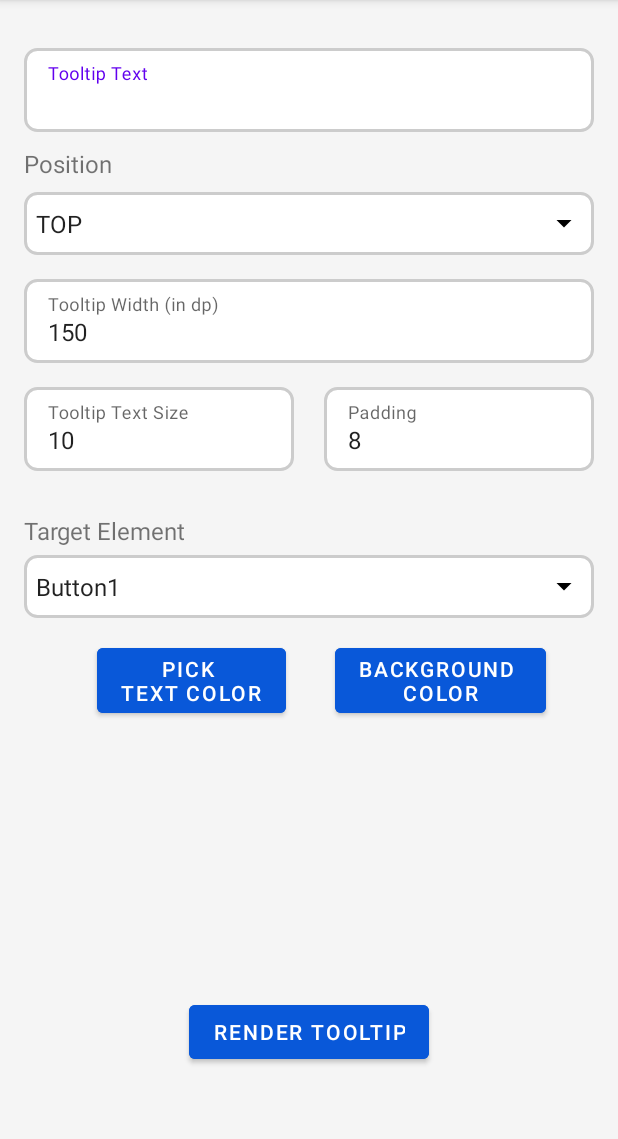
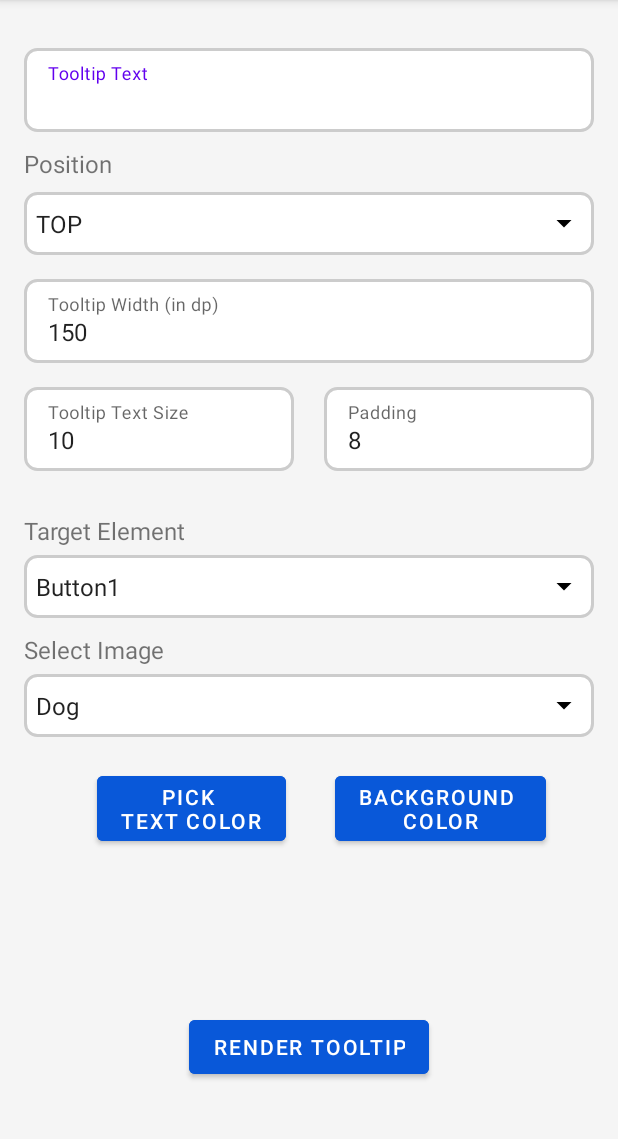
Before and after one commit to rishuyadav/tooltip_task, an Android app: the screen it shows after launch (MainActivity), on a phone screen of 412 x 824 dp, the part 84-1223 px from its top. Run offline under Robolectric (Android 15) with nearby library versions, the phone set to English and light mode, and no system bars; our stand-ins replace Room's generated code, Timber; libraries missing offline, so code that uses them is left out: com.github.dhaval2404.colorpicker; pictures from the network do not load.

Commit message:
feat: image loading and displaying feature and minor ui fixes
Signed-off-by: Rishu Yadav <rishuss1212@gmail.com>

```diff
--- a/app/build.gradle
+++ b/app/build.gradle
@@ -56,7 +56,6 @@ dependencies {
     implementation "androidx.room:room-runtime:$room_version"
     implementation "androidx.room:room-ktx:$room_version"
     annotationProcessor "androidx.room:room-compiler:$room_version"
-    // To use Kotlin annotation processing tool (kapt)
 //    kapt "androidx.room:room-compiler:$room_version"
     // To use Kotlin Symbol Processing (KSP)
     ksp "androidx.room:room-compiler:$room_version"
@@ -67,6 +66,10 @@ dependencies {
     implementation 'com.google.dagger:dagger:2.47'
     kapt 'com.google.dagger:dagger-compiler:2.47'
     implementation 'com.jakewharton.timber:timber:5.0.0'
+    implementation 'com.github.bumptech.glide:glide:4.12.0'
+    annotationProcessor 'com.github.bumptech.glide:compiler:4.12.0'
+    implementation 'com.github.dhaval2404:imagepicker:2.1'
+
 
 
 
--- a/app/src/main/AndroidManifest.xml
+++ b/app/src/main/AndroidManifest.xml
@@ -1,9 +1,12 @@
 <?xml version="1.0" encoding="utf-8"?>
 <manifest xmlns:android="http://schemas.android.com/apk/res/android"
     xmlns:tools="http://schemas.android.com/tools">
+    <uses-permission android:name="android.permission.INTERNET" />
+
 
     <application
-        android:name=".MyApplication"
+
+        android:name=".TooltipApplication"
         android:allowBackup="false"
         android:dataExtractionRules="@xml/data_extraction_rules"
         android:fullBackupContent="@xml/backup_rules"
--- a/app/src/main/java/com/example/tooltip_task/MyApplication.kt
+++ b/app/src/main/java/com/example/tooltip_task/MyApplication.kt
@@ -3,7 +3,7 @@ package com.example.tooltip_task
 import android.app.Application
 import timber.log.Timber
 
-class MyApplication : Application() {
+class TooltipApplication : Application() {
     override fun onCreate() {
         super.onCreate()
 
--- a/app/src/main/java/com/example/tooltip_task/data/TooltipConfiguration.kt
+++ b/app/src/main/java/com/example/tooltip_task/data/TooltipConfiguration.kt
@@ -13,5 +13,6 @@ data class TooltipConfiguration(
     val textSize: Float,
     val textColor: Int,
     val backgroundColor: Int,
-    val tooltipPadding: Int
+    val tooltipPadding: Int,
+    val imageIndex: Int
 )
--- a/app/src/main/java/com/example/tooltip_task/ui/MainActivity.kt
+++ b/app/src/main/java/com/example/tooltip_task/ui/MainActivity.kt
@@ -53,6 +53,11 @@ class MainActivity : AppCompatActivity() {
         val positionAdapter = ArrayAdapter(this, android.R.layout.simple_spinner_item, positions)
         positionAdapter.setDropDownViewResource(android.R.layout.simple_spinner_dropdown_item)
         binding.spinnerTooltipPosition.adapter = positionAdapter
+
+        val images = arrayOf("Dog","Arrow","Apple","Dot")
+        val imageAdapter = ArrayAdapter(this, android.R.layout.simple_spinner_item, images)
+        imageAdapter.setDropDownViewResource(android.R.layout.simple_spinner_dropdown_item)
+        binding.spinnerSelectImage.adapter = imageAdapter
     }
 
     private fun setupListeners() {
@@ -73,6 +78,7 @@ class MainActivity : AppCompatActivity() {
         Timber.d("Rendering tooltip")
 
         val selectedButtonIndex = binding.spinnerSelectButton.selectedItemPosition
+        val imgIndex = binding.spinnerSelectImage.selectedItemPosition
         val tooltipText = binding.editTextTooltipText.text.toString()
         val tooltipPadding = binding.editTextTooltipPadding.text.toString().toIntOrNull() ?: 5
 
@@ -98,7 +104,8 @@ class MainActivity : AppCompatActivity() {
             textSize = textSize,
             textColor = selectedTextColor,
             backgroundColor = selectedBackgroundColor,
-            tooltipPadding = tooltipPadding
+            tooltipPadding = tooltipPadding,
+            imageIndex = imgIndex
         )
 
         lifecycleScope.launch {
--- a/app/src/main/res/layout/activity_main.xml
+++ b/app/src/main/res/layout/activity_main.xml
@@ -12,7 +12,7 @@
         android:id="@+id/buttonRenderTooltip"
         android:layout_width="wrap_content"
         android:layout_height="wrap_content"
-        android:layout_marginBottom="40dp"
+        android:layout_marginBottom="30dp"
         android:text="@string/render_tooltip"
         android:backgroundTint="#0958D9"
         app:layout_constraintBottom_toBottomOf="parent"
@@ -142,7 +142,7 @@
         android:layout_width="wrap_content"
         android:layout_height="wrap_content"
         android:layout_marginStart="15dp"
-        android:layout_marginTop="112dp"
+        android:layout_marginTop="20dp"
         app:cornerRadius="4dp"
         android:text="@string/pick_ntext_color"
         android:backgroundTint="#0958D9"
@@ -150,7 +150,7 @@
         app:layout_constraintEnd_toStartOf="@+id/buttonBackgroundColorPicker"
         app:layout_constraintHorizontal_bias="0.5"
         app:layout_constraintStart_toStartOf="parent"
-        app:layout_constraintTop_toBottomOf="@id/textInputLayoutTextSize" />
+        app:layout_constraintTop_toBottomOf="@id/spinnerSelectImage" />
 
     <com.google.android.material.button.MaterialButton
         android:id="@+id/buttonBackgroundColorPicker"
@@ -189,5 +189,29 @@
         app:layout_constraintStart_toStartOf="parent"
         app:layout_constraintTop_toBottomOf="@+id/textInputLayoutTextSize" />
 
+    <com.google.android.material.textview.MaterialTextView
+        android:id="@+id/spinnerimagetextview"
+        android:layout_width="0dp"
+        android:layout_height="wrap_content"
+        android:text="@string/select_image"
+        android:layout_marginTop="10dp"
+        android:layout_marginBottom="5dp"
+        android:textSize="16sp"
+        app:layout_constraintTop_toBottomOf="@id/spinnerSelectButton"
+        app:layout_constraintEnd_toEndOf="parent"
+        app:layout_constraintHorizontal_bias="0.0"
+        app:layout_constraintStart_toStartOf="parent" />
+
+    <Spinner
+
+        android:background="@drawable/spinner_bg"
+        android:id="@+id/spinnerSelectImage"
+        android:layout_width="0dp"
+        android:layout_height="42dp"
+        android:layout_marginTop="5dp"
+        app:layout_constraintEnd_toEndOf="parent"
+        app:layout_constraintStart_toStartOf="parent"
+        app:layout_constraintTop_toBottomOf="@+id/spinnerimagetextview" />
+
 
 </androidx.constraintlayout.widget.ConstraintLayout>
--- a/app/src/main/res/values/strings.xml
+++ b/app/src/main/res/values/strings.xml
@@ -14,4 +14,5 @@
     <string name="button_3">Btn 3</string>
     <string name="button_4">Btn 4</string>
     <string name="button_5">Btn 5</string>
+    <string name="select_image">Select Image</string>
 </resources>
```
Also changed, not shown: app/src/main/java/com/example/tooltip_task/ui/CutomTooltip.kt (+9 -0 lines), app/src/main/java/com/example/tooltip_task/ui/PreviewActivity.kt (+9 -0 lines), app/src/main/res/layout/activity_preview.xml (+12 -0 lines), app/src/main/res/layout/layout_tooltip.xml (+18 -3 lines).
